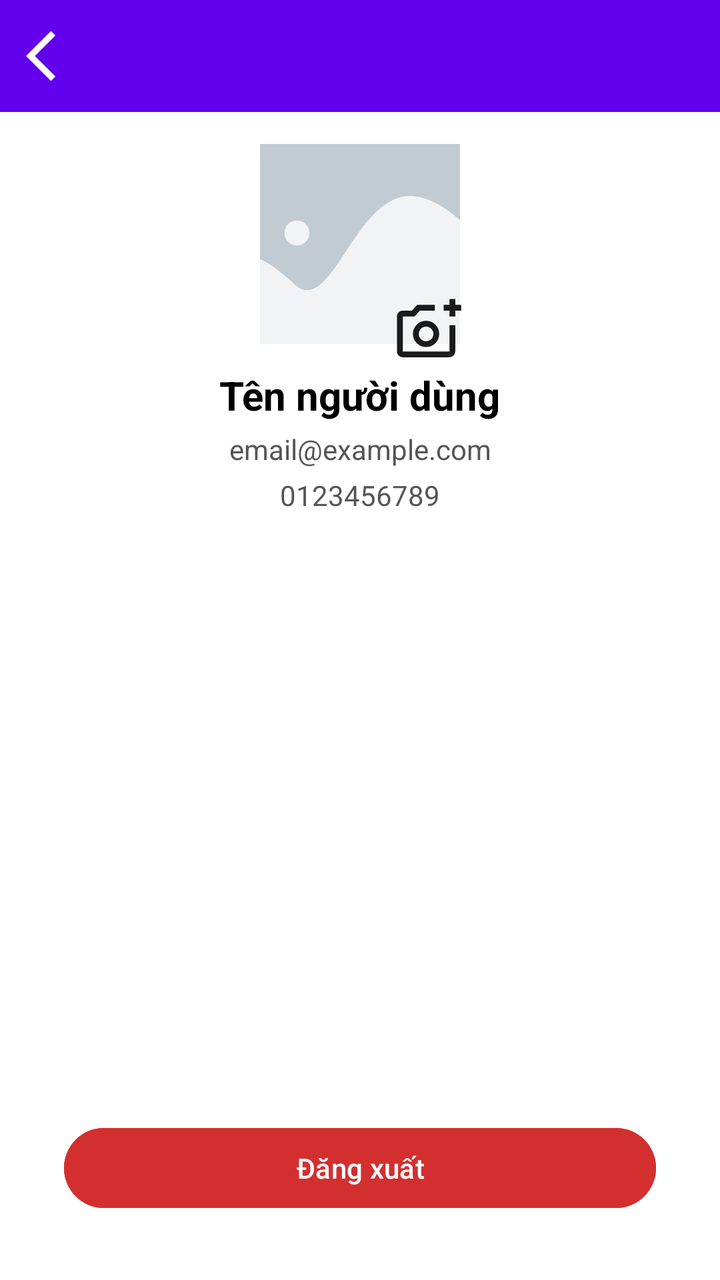
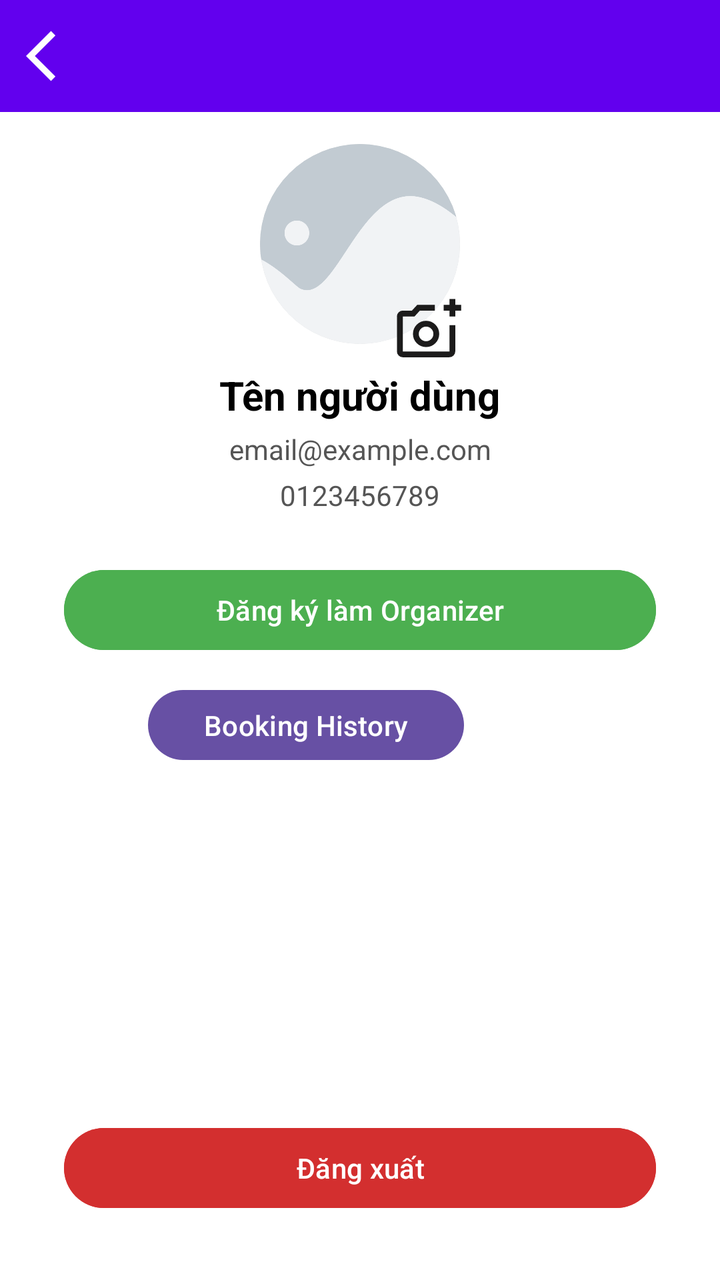

Screens rendered from an Android XML layout before and after an edit, with the pre-edit source and the edit as a unified diff.
<!-- AndroidManifest.xml: application theme Theme.MobileApp -->
<!-- res/layout/activity_profile.xml -->
<?xml version="1.0" encoding="utf-8"?>
<androidx.constraintlayout.widget.ConstraintLayout
    xmlns:android="http://schemas.android.com/apk/res/android"
    xmlns:app="http://schemas.android.com/apk/res-auto"
    xmlns:tools="http://schemas.android.com/tools"
    android:layout_width="match_parent"
    android:layout_height="match_parent"
    android:background="#FFFFFF">

    
    <androidx.appcompat.widget.Toolbar
        android:id="@+id/toolbarProfile"
        android:layout_width="0dp"
        android:layout_height="56dp"
        android:background="#6200EE"
        android:title="Profile"
        android:titleTextColor="#FFFFFF"
        app:layout_constraintTop_toTopOf="parent"
        app:layout_constraintStart_toStartOf="parent"
        app:layout_constraintEnd_toEndOf="parent"
        app:navigationIcon="@drawable/outline_arrow_back_ios_24"
        />

    
    <ImageView
        android:id="@+id/imgAvatar"
        android:layout_width="100dp"
        android:layout_height="100dp"
        android:layout_marginTop="16dp"
        android:src="@drawable/placeholder"
        android:scaleType="centerCrop"
        android:background="@drawable/circle_background"
        app:layout_constraintTop_toBottomOf="@id/toolbarProfile"
        app:layout_constraintStart_toStartOf="parent"
        app:layout_constraintEnd_toEndOf="parent"
        />

    
    <TextView
        android:id="@+id/tvUserName"
        android:layout_width="wrap_content"
        android:layout_height="wrap_content"
        android:text="Tên người dùng"
        android:textSize="20sp"
        android:textStyle="bold"
        android:textColor="#000000"
        android:layout_marginTop="12dp"
        app:layout_constraintTop_toBottomOf="@id/imgAvatar"
        app:layout_constraintStart_toStartOf="parent"
        app:layout_constraintEnd_toEndOf="parent"/>

    
    <TextView
        android:id="@+id/tvEmail"
        android:layout_width="wrap_content"
        android:layout_height="wrap_content"
        android:text="email@example.com"
        android:textSize="14sp"
        android:textColor="#555555"
        android:layout_marginTop="4dp"
        app:layout_constraintTop_toBottomOf="@id/tvUserName"
        app:layout_constraintStart_toStartOf="parent"
        app:layout_constraintEnd_toEndOf="parent"/>

    
    <TextView
        android:id="@+id/tvPhone"
        android:layout_width="wrap_content"
        android:layout_height="wrap_content"
        android:text="0123456789"
        android:textSize="14sp"
        android:textColor="#555555"
        android:layout_marginTop="4dp"
        app:layout_constraintTop_toBottomOf="@id/tvEmail"
        app:layout_constraintStart_toStartOf="parent"
        app:layout_constraintEnd_toEndOf="parent"/>

    
    <Button
        android:id="@+id/btnLogout"
        android:layout_width="0dp"
        android:layout_height="wrap_content"
        android:text="Đăng xuất"
        android:textColor="#FFFFFF"
        android:backgroundTint="#D32F2F"
        android:layout_marginStart="32dp"
        android:layout_marginEnd="32dp"
        android:layout_marginBottom="32dp"
        app:layout_constraintBottom_toBottomOf="parent"
        app:layout_constraintStart_toStartOf="parent"
        app:layout_constraintEnd_toEndOf="parent"/>

    <ImageView
        android:id="@+id/btnCamera"
        android:layout_width="wrap_content"
        android:layout_height="wrap_content"
        android:layout_marginTop="148dp"
        android:layout_marginEnd="128dp"
        app:layout_constraintEnd_toEndOf="parent"
        app:layout_constraintTop_toTopOf="parent"
        app:srcCompat="@drawable/outline_add_a_photo_24" />

</androidx.constraintlayout.widget.ConstraintLayout>
<!-- resources referenced by this layout -->
<resources>
  <!-- drawable circle_background (drawable) -->
  <shape xmlns:android="http://schemas.android.com/apk/res/android"
      android:shape="oval">
      <solid android:color="#CCCCCC"/> 
  </shape>
  <!-- drawable outline_add_a_photo_24 (drawable) -->
  <vector xmlns:android="http://schemas.android.com/apk/res/android" android:height="35dp" android:tint="#1C1B1B" android:viewportHeight="960" android:viewportWidth="960" android:width="35dp">
        
      <path android:fillColor="@android:color/white" android:pathData="M440,520L440,520L440,520L440,520L440,520L440,520Q440,520 440,520Q440,520 440,520L440,520Q440,520 440,520Q440,520 440,520L440,520Q440,520 440,520Q440,520 440,520L440,520L440,520ZM120,840Q87,840 63.5,816.5Q40,793 40,760L40,280Q40,247 63.5,223.5Q87,200 120,200L246,200L320,120L560,120L560,200L355,200L282,280L120,280Q120,280 120,280Q120,280 120,280L120,760Q120,760 120,760Q120,760 120,760L760,760Q760,760 760,760Q760,760 760,760L760,400L840,400L840,760Q840,793 816.5,816.5Q793,840 760,840L120,840ZM760,280L760,200L680,200L680,120L760,120L760,40L840,40L840,120L920,120L920,200L840,200L840,280L760,280ZM440,700Q515,700 567.5,647.5Q620,595 620,520Q620,445 567.5,392.5Q515,340 440,340Q365,340 312.5,392.5Q260,445 260,520Q260,595 312.5,647.5Q365,700 440,700ZM440,620Q398,620 369,591Q340,562 340,520Q340,478 369,449Q398,420 440,420Q482,420 511,449Q540,478 540,520Q540,562 511,591Q482,620 440,620Z"/>
      
  </vector>
  <!-- drawable outline_arrow_back_ios_24 (drawable) -->
  <vector xmlns:android="http://schemas.android.com/apk/res/android" android:autoMirrored="true" android:height="30dp" android:tint="#FFFFFF" android:viewportHeight="960" android:viewportWidth="960" android:width="30dp">
        
      <path android:fillColor="@android:color/white" android:pathData="M400,880L0,480L400,80L471,151L142,480L471,809L400,880Z"/>
      
  </vector>
  <!-- drawable placeholder: png bitmap (drawable, 6146 bytes) -->
  <style name="Theme.MobileApp" parent="Base.Theme.MobileApp" />
  <style name="Base.Theme.MobileApp" parent="Theme.Material3.DayNight.NoActionBar">
          
          
      </style>
</resources>

<!-- the commit's change to res/layout/activity_profile.xml (unified diff, before → after) -->
@@ -30,6 +30,7 @@
         android:src="@drawable/placeholder"
         android:scaleType="centerCrop"
         android:background="@drawable/circle_background"
+        android:clipToOutline="true"
         app:layout_constraintTop_toBottomOf="@id/toolbarProfile"
         app:layout_constraintStart_toStartOf="parent"
         app:layout_constraintEnd_toEndOf="parent"
@@ -75,6 +76,49 @@
         app:layout_constraintStart_toStartOf="parent"
         app:layout_constraintEnd_toEndOf="parent"/>
 
+
+    
+    <Button
+        android:id="@+id/btnRegisterOrganizer"
+        android:layout_width="0dp"
+        android:layout_height="wrap_content"
+        android:text="Đăng ký làm Organizer"
+        android:textColor="#FFFFFF"
+        android:backgroundTint="#4CAF50"
+        android:layout_marginStart="32dp"
+        android:layout_marginEnd="32dp"
+        android:layout_marginTop="24dp"
+        app:layout_constraintTop_toBottomOf="@id/tvPhone"
+        app:layout_constraintStart_toStartOf="parent"
+        app:layout_constraintEnd_toEndOf="parent"/>
+
+    
+
+    <Button
+        android:id="@+id/btnHistory"
+        android:layout_width="158dp"
+        android:layout_height="43dp"
+        android:layout_marginTop="84dp"
+        android:layout_marginEnd="128dp"
+        android:text="Booking History"
+        app:layout_constraintEnd_toEndOf="parent"
+        app:layout_constraintTop_toBottomOf="@+id/tvPhone" />
+
+    <Button
+        android:id="@+id/btnManageEvents"
+        android:layout_width="0dp"
+        android:layout_height="wrap_content"
+        android:text="Quản lý sự kiện"
+        android:textColor="#FFFFFF"
+        android:backgroundTint="#2196F3"
+        android:layout_marginStart="32dp"
+        android:layout_marginEnd="32dp"
+        android:layout_marginTop="12dp"
+        android:visibility="gone"
+        app:layout_constraintTop_toBottomOf="@id/btnRegisterOrganizer"
+        app:layout_constraintStart_toStartOf="parent"
+        app:layout_constraintEnd_toEndOf="parent"/>
+
     
     <Button
         android:id="@+id/btnLogout"
